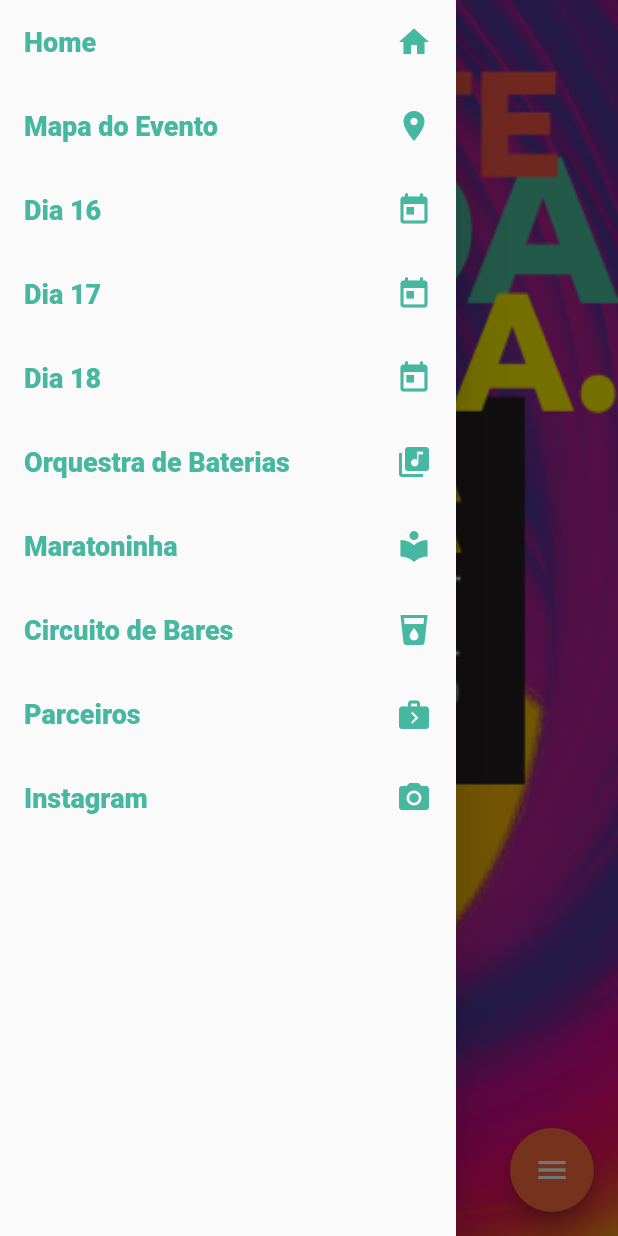
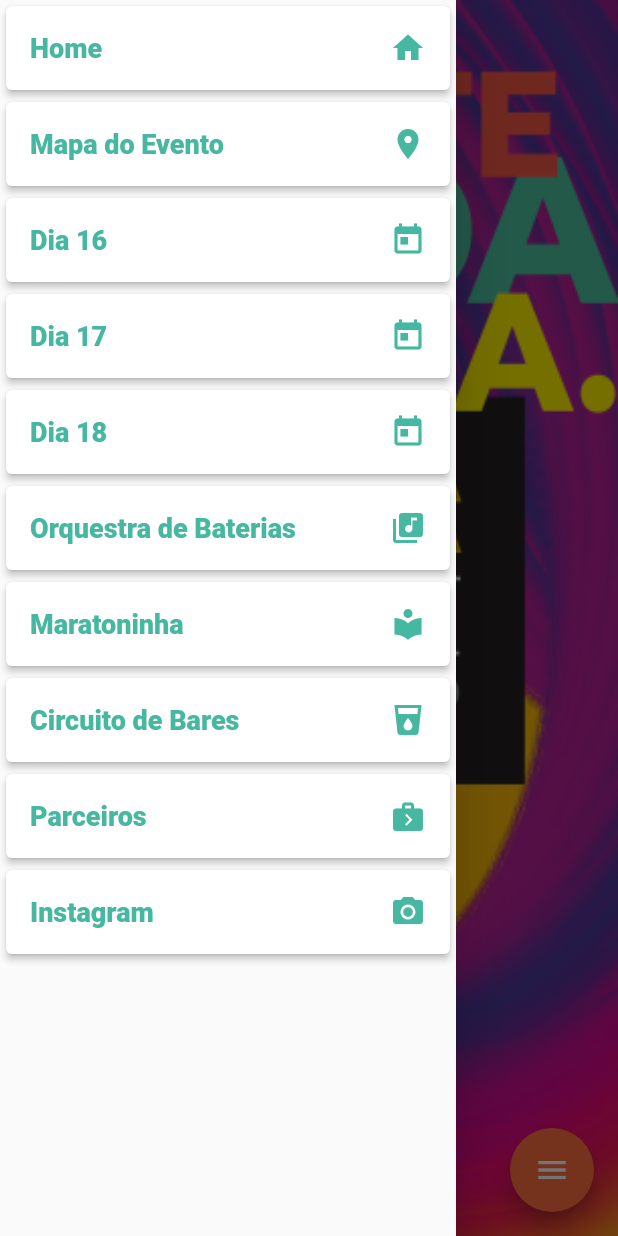
Before and after one commit to mmazon/maratona-cultural-app, a Flutter app: the screen it shows after launch, with the side drawer open, on a phone screen of 412 x 824 dp. Run offline on Flutter 3.47's test engine with Material 2 defaults, Android fonts, the phone set to English and light mode, and no system bars.

Commit message:
alteracao menu e versao

```diff
--- a/lib/ui/maratona.dart
+++ b/lib/ui/maratona.dart
@@ -11,7 +11,10 @@ class MaratonaCultural extends StatefulWidget{
       return new Drawer(
            child: ListView(
             children: <Widget>[
-              ListTile(
+            Card(
+            color: Colors.white,
+            elevation: 2.0,
+            child:ListTile(
                 title: Text("Home", style: TextStyle(fontWeight: FontWeight.w800, color: Color(0xff46B7A0), fontSize: 18.0),),
                 trailing: Icon(Icons.home, color: Color(0xff46B7A0)),
                  onTap: () {
@@ -20,15 +23,21 @@ class MaratonaCultural extends StatefulWidget{
                       MaterialPageRoute(builder: (context) => GoToHome()),
                     );
                 },
-              ),
-              ListTile(
+              )),
+              Card(
+                color: Colors.white,
+                elevation: 2.0,
+                child: ListTile(
                 title: Text("Mapa do Evento", style: TextStyle(fontWeight: FontWeight.w800, color: Color(0xff46B7A0), fontSize: 18.0),),
                 trailing: Icon(Icons.location_on, color: Color(0xff46B7A0)),
                  onTap: () {
                     launchMap();
                 },
-              ),
-              ListTile(
+              )),
+              Card(
+                color: Colors.white,
+                elevation: 2.0,
+                child: ListTile(
                 title: Text("Dia 16", style: TextStyle(fontWeight: FontWeight.w800, color: Color(0xff46B7A0), fontSize: 18.0),),
                 trailing: Icon(Icons.today, color: Color(0xff46B7A0)),
                 onTap: () {
@@ -37,8 +46,11 @@ class MaratonaCultural extends StatefulWidget{
                       MaterialPageRoute(builder: (context) => GoToDia16()),
                     );
                 },
-              ),
-              ListTile(
+              )),
+              Card(
+                color: Colors.white,
+                elevation: 2.0,
+                child: ListTile(
                 title: Text("Dia 17", style: TextStyle(fontWeight: FontWeight.w800, color: Color(0xff46B7A0), fontSize: 18.0),),
                 trailing: Icon(Icons.today, color: Color(0xff46B7A0)),
                 onTap: () {
@@ -47,8 +59,11 @@ class MaratonaCultural extends StatefulWidget{
                       MaterialPageRoute(builder: (context) => GoToDia17()),
                     );
                 },
-              ),
-              ListTile(
+              )),
+              Card(
+                color: Colors.white,
+                elevation: 2.0,
+                child: ListTile(
                 title: Text("Dia 18", style: TextStyle(fontWeight: FontWeight.w800, color: Color(0xff46B7A0), fontSize: 18.0),),
                 trailing: Icon(Icons.today, color: Color(0xff46B7A0)),
                 onTap: () {
@@ -57,8 +72,11 @@ class MaratonaCultural extends StatefulWidget{
                       MaterialPageRoute(builder: (context) => GoToDia18()),
                     );
                 },
-              ),
-             ListTile(
+              )),
+             Card(
+                color: Colors.white,
+                elevation: 2.0,
+                child: ListTile(
                 title: Text("Orquestra de Baterias", style: TextStyle(fontWeight: FontWeight.w800, color: Color(0xff46B7A0), fontSize: 18.0),),
                 trailing: Icon(Icons.library_music, color: Color(0xff46B7A0)),
                 onTap: () {
@@ -67,8 +85,11 @@ class MaratonaCultural extends StatefulWidget{
                       MaterialPageRoute(builder: (context) => GoToOrquestra()),
                     );
                 },
-              ),
-              ListTile(
+              )),
+              Card(
+                color: Colors.white,
+                elevation: 2.0,
+                child: ListTile(
                 title: Text("Maratoninha", style: TextStyle(fontWeight: FontWeight.w800, color: Color(0xff46B7A0), fontSize: 18.0),),
                 trailing: Icon(Icons.local_library, color: Color(0xff46B7A0)),
                 onTap: () {
@@ -77,8 +98,11 @@ class MaratonaCultural extends StatefulWidget{
                       MaterialPageRoute(builder: (context) => GoToMaratoninha()),
                     );
                 },
-              ),
-              ListTile(
+              )),
+              Card(
+                color: Colors.white,
+                elevation: 2.0,
+                child: ListTile(
                 title: Text("Circuito de Bares", style: TextStyle(fontWeight: FontWeight.w800, color: Color(0xff46B7A0), fontSize: 18.0),),
                 trailing: Icon(Icons.local_drink, color: Color(0xff46B7A0)),
                 onTap: () {
@@ -87,8 +111,11 @@ class MaratonaCultural extends StatefulWidget{
                       MaterialPageRoute(builder: (context) => GoToBares()),
                     );
                 },
-              ),
-              ListTile(
+              )),
+              Card(
+                color: Colors.white,
+                elevation: 2.0,
+                child: ListTile(
                 title: Text("Parceiros", style: TextStyle(fontWeight: FontWeight.w800, color: Color(0xff46B7A0), fontSize: 18.0),),
                 trailing: Icon(Icons.next_week, color: Color(0xff46B7A0)),
                 onTap: () {
@@ -97,14 +124,17 @@ class MaratonaCultural extends StatefulWidget{
                       MaterialPageRoute(builder: (context) => GoToParceiros()),
                     );
                 },
-              ),
-              ListTile(
+              )),
+              Card(
+                color: Colors.white,
+                elevation: 2.0,
+                child: ListTile(
                 title: Text("Instagram", style: TextStyle(fontWeight: FontWeight.w800, color: Color(0xff46B7A0), fontSize: 18.0),),
                 trailing: Icon(Icons.camera_alt, color: Color(0xff46B7A0)),
                 onTap: () {
                     launchInstagram();
                 },
-              )
+              ))
             ],
           ),
         );
--- a/pubspec.yaml
+++ b/pubspec.yaml
@@ -11,7 +11,7 @@ description: App para divulgação de eventos do Instituto Maratona Cultural
 # In iOS, build-name is used as CFBundleShortVersionString while build-number used as CFBundleVersion.
 # Read more about iOS versioning at
 # https://developer.apple.com/library/archive/documentation/General/Reference/InfoPlistKeyReference/Articles/CoreFoundationKeys.html
-version: 1.0.4+4
+version: 1.0.5+5
 
 environment:
   sdk: ">=2.1.0 <3.0.0"
```
